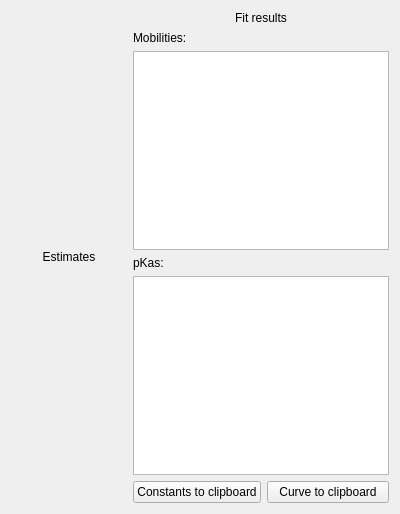
Above: src/ui/analytedatawidget.ui from echmet/AnglerFish before the change. Below: the same form after it.
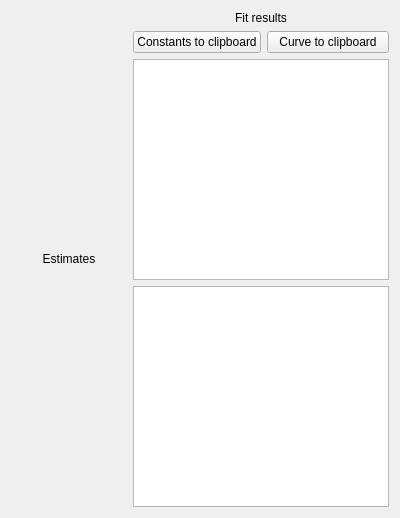
That is the form after the change.

```diff
--- a/src/ui/analytedatawidget.ui
+++ b/src/ui/analytedatawidget.ui
@@ -7,7 +7,7 @@
     <x>0</x>
     <y>0</y>
     <width>400</width>
-    <height>514</height>
+    <height>518</height>
    </rect>
   </property>
   <property name="sizePolicy">
@@ -58,48 +58,6 @@
        </property>
       </widget>
      </item>
-     <item>
-      <layout class="QHBoxLayout" name="qhlay_filler">
-       <item>
-        <widget class="QLabel" name="ql_fittedMobilities">
-         <property name="text">
-          <string>Mobilities:</string>
-         </property>
-        </widget>
-       </item>
-      </layout>
-     </item>
-     <item>
-      <widget class="QTableView" name="qtbv_fittedMobilities">
-       <property name="sizePolicy">
-        <sizepolicy hsizetype="Minimum" vsizetype="MinimumExpanding">
-         <horstretch>0</horstretch>
-         <verstretch>0</verstretch>
-        </sizepolicy>
-       </property>
-      </widget>
-     </item>
-     <item>
-      <layout class="QHBoxLayout" name="qhlay_filler_2">
-       <item>
-        <widget class="QLabel" name="ql_fittedpKas">
-         <property name="text">
-          <string>pKas:</string>
-         </property>
-        </widget>
-       </item>
-      </layout>
-     </item>
-     <item>
-      <widget class="QTableView" name="qtbv_fittedpKas">
-       <property name="sizePolicy">
-        <sizepolicy hsizetype="Minimum" vsizetype="MinimumExpanding">
-         <horstretch>0</horstretch>
-         <verstretch>0</verstretch>
-        </sizepolicy>
-       </property>
-      </widget>
-     </item>
      <item>
       <layout class="QHBoxLayout" name="qhlay_controls">
        <property name="sizeConstraint">
@@ -133,6 +91,26 @@
        </item>
       </layout>
      </item>
+     <item>
+      <widget class="QTableView" name="qtbv_fittedMobilities">
+       <property name="sizePolicy">
+        <sizepolicy hsizetype="Minimum" vsizetype="MinimumExpanding">
+         <horstretch>0</horstretch>
+         <verstretch>0</verstretch>
+        </sizepolicy>
+       </property>
+      </widget>
+     </item>
+     <item>
+      <widget class="QTableView" name="qtbv_fittedpKas">
+       <property name="sizePolicy">
+        <sizepolicy hsizetype="Minimum" vsizetype="MinimumExpanding">
+         <horstretch>0</horstretch>
+         <verstretch>0</verstretch>
+        </sizepolicy>
+       </property>
+      </widget>
+     </item>
     </layout>
    </item>
   </layout>
```
